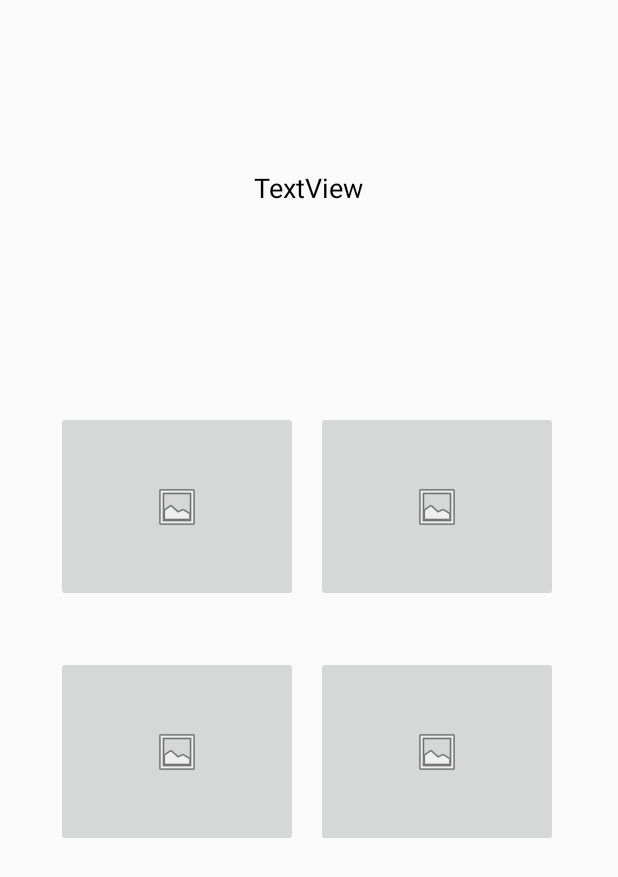
After one commit to albertosanchezmateo/Pr-cticasM-viles1, an Android app: the layout fragment_frag_pregunta_imagen.xml on its own in the app's theme, with its tools: preview values and no code run, on a phone screen of 412 x 824 dp. The commit adds this screen. Shown: the top 877 px of the screen. Run offline under Robolectric (Android 15) with nearby library versions, the light colour scheme and no system bars; Roboto replaces fonts that are not available here.

Commit message:
Prueba fragmento imagen

```diff
--- a/Practica2/Nemflis/app/src/main/java/com/example/practica2/FragPreguntaVideo.java
+++ b/Practica2/Nemflis/app/src/main/java/com/example/practica2/FragPreguntaVideo.java
@@ -12,6 +12,7 @@ import android.view.View;
 import android.view.ViewGroup;
 import android.widget.Button;
 import android.widget.MediaController;
+import android.widget.TextView;
 import android.widget.VideoView;
 
 public class FragPreguntaVideo extends Fragment {
@@ -19,6 +20,7 @@ public class FragPreguntaVideo extends Fragment {
     private FragPVideoListener listener;
     private Context contexto;
 
+    TextView enunciadoTexto;
     VideoView enunciado;
     String path;
 
--- a/Practica2/Nemflis/app/src/main/res/layout/fragment_frag_pregunta_audio.xml
+++ b/Practica2/Nemflis/app/src/main/res/layout/fragment_frag_pregunta_audio.xml
@@ -105,7 +105,7 @@
         android:layout_height="wrap_content"
         android:layout_marginTop="32dp"
         android:fontFamily="@font/anton"
-        android:text="¿A que pelicula/saga pertenece esta musica?"
+        android:text="¿A qué personaje pertenece esta frase?"
         android:textAllCaps="true"
         android:textColor="#FFFFFF"
         android:textSize="18sp"
--- /dev/null
+++ b/Practica2/Nemflis/app/src/main/res/layout/fragment_frag_pregunta_imagen.xml
@@ -0,0 +1,68 @@
+<?xml version="1.0" encoding="utf-8"?>
+<androidx.constraintlayout.widget.ConstraintLayout
+    xmlns:android="http://schemas.android.com/apk/res/android"
+    xmlns:app="http://schemas.android.com/apk/res-auto"
+    xmlns:tools="http://schemas.android.com/tools"
+    android:layout_width="match_parent"
+    android:layout_height="match_parent">
+
+    <TextView
+        android:id="@+id/enunciadoImagen"
+        android:layout_width="294dp"
+        android:layout_height="74dp"
+        android:layout_centerHorizontal="true"
+        android:layout_centerVertical="true"
+        android:layout_marginTop="88dp"
+        android:gravity="center_vertical|center_horizontal"
+        android:text="TextView"
+        android:textColor="#000000"
+        android:textSize="18sp"
+        app:layout_constraintEnd_toEndOf="parent"
+        app:layout_constraintHorizontal_bias="0.498"
+        app:layout_constraintStart_toStartOf="parent"
+        app:layout_constraintTop_toTopOf="parent" />
+
+    <ImageButton
+        android:id="@+id/respuestaImagen4"
+        android:layout_width="161dp"
+        android:layout_height="127dp"
+        android:layout_marginTop="36dp"
+        android:layout_marginEnd="40dp"
+        app:layout_constraintEnd_toEndOf="parent"
+        app:layout_constraintTop_toBottomOf="@+id/respuestaImagen2"
+        app:srcCompat="@android:drawable/ic_menu_gallery" />
+
+    <ImageButton
+        android:id="@+id/respuestaImagen2"
+        android:layout_width="161dp"
+        android:layout_height="127dp"
+        android:layout_marginTop="112dp"
+        android:layout_marginEnd="40dp"
+        app:layout_constraintEnd_toEndOf="parent"
+        app:layout_constraintTop_toBottomOf="@+id/enunciadoImagen"
+        app:srcCompat="@android:drawable/ic_menu_gallery" />
+
+    <ImageButton
+        android:id="@+id/respuestaImagen1"
+        android:layout_width="161dp"
+        android:layout_height="127dp"
+        android:layout_marginTop="112dp"
+        android:layout_marginEnd="12dp"
+        app:layout_constraintEnd_toStartOf="@+id/respuestaImagen2"
+        app:layout_constraintHorizontal_bias="1.0"
+        app:layout_constraintStart_toStartOf="parent"
+        app:layout_constraintTop_toBottomOf="@+id/enunciadoImagen"
+        app:srcCompat="@android:drawable/ic_menu_gallery" />
+
+    <ImageButton
+        android:id="@+id/respuestaImagen3"
+        android:layout_width="161dp"
+        android:layout_height="127dp"
+        android:layout_marginTop="36dp"
+        android:layout_marginEnd="12dp"
+        app:layout_constraintEnd_toStartOf="@+id/respuestaImagen4"
+        app:layout_constraintHorizontal_bias="1.0"
+        app:layout_constraintStart_toStartOf="parent"
+        app:layout_constraintTop_toBottomOf="@+id/respuestaImagen1"
+        app:srcCompat="@android:drawable/ic_menu_gallery" />
+</androidx.constraintlayout.widget.ConstraintLayout>
--- a/Practica2/Nemflis/app/src/main/res/layout/fragment_frag_pregunta_video.xml
+++ b/Practica2/Nemflis/app/src/main/res/layout/fragment_frag_pregunta_video.xml
@@ -85,7 +85,7 @@
         android:layout_height="wrap_content"
         android:layout_marginTop="20dp"
         android:fontFamily="@font/anton"
-        android:text="¿A qué pelicula pertenece esta escena?"
+        android:text="¿Cómo termina esta jugada?"
         android:textAllCaps="true"
         android:textColor="#FFFFFF"
         android:textSize="18sp"
```
Also changed, not shown: Practica2/Nemflis/app/src/main/java/com/example/practica2/FragPreguntaImagen.java (added, +117 -0 lines), Practica2/Nemflis/app/src/main/java/com/example/practica2/GameActivity.java (+75 -12 lines), Practica2/Nemflis/app/src/main/java/com/example/practica2/Pregunta.java (+51 -1 lines), Practica2/Nemflis/app/src/main/res/drawable-v24/morgana.png (added).
